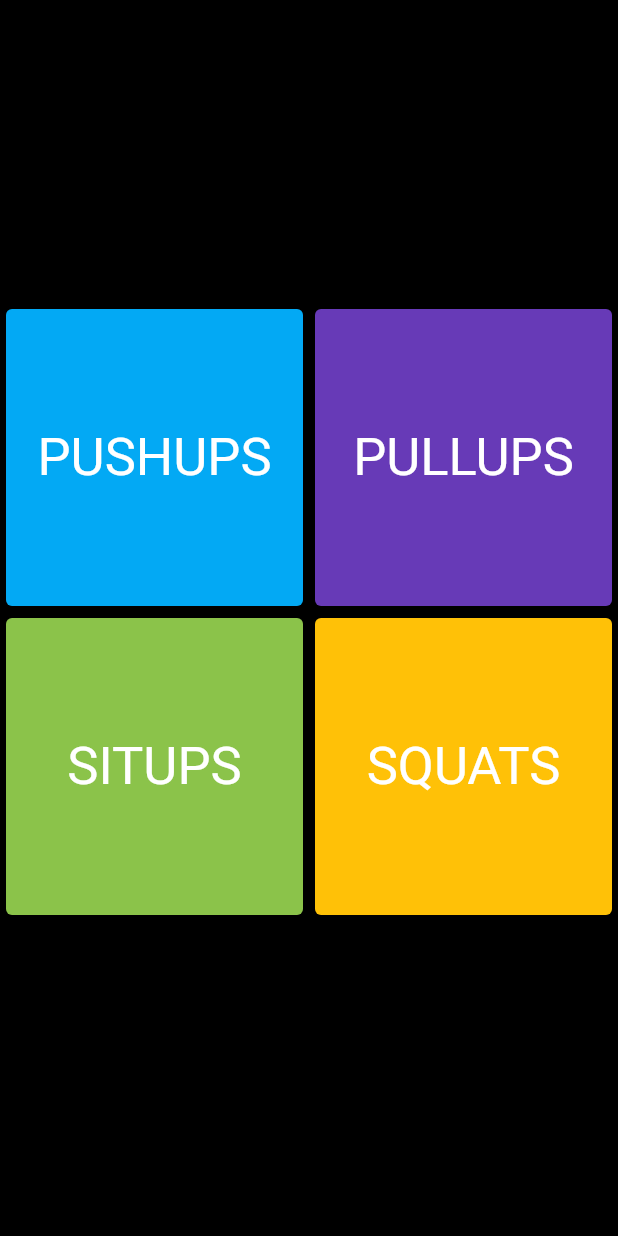
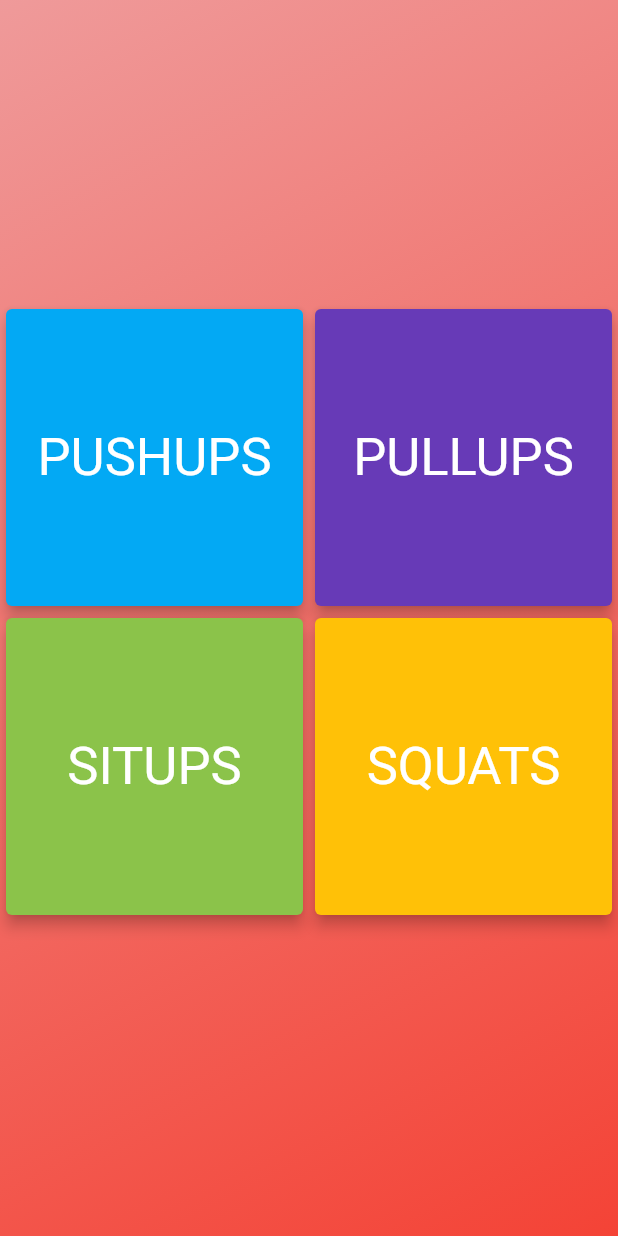
Before and after one commit to fourman-alex/Drillz, a Flutter app: the screen it shows after launch, on a phone screen of 412 x 824 dp. Run offline on Flutter 3.47's test engine with Material 2 defaults, Android fonts, the phone set to English and light mode, and no system bars; our stand-ins replace audioplayers, shared_preferences.

Commit message:
added notification sound added some gradient to the type selection screen

```diff
--- /dev/null
+++ b/lib/audio.dart
@@ -0,0 +1,3 @@
+import 'package:audioplayers/audio_cache.dart';
+
+AudioCache player = AudioCache();
--- a/lib/main.dart
+++ b/lib/main.dart
@@ -1,10 +1,12 @@
+import 'package:audioplayers/audioplayers.dart';
 import 'package:flutter/material.dart';
-import 'package:pogo/consts.dart';
+import 'package:pogo/audio.dart';
+import 'package:pogo/model.dart';
 import 'package:pogo/repository.dart';
-import 'package:pogo/model.dart';
 import 'package:pogo/workout_selection_screen.dart';
 import 'package:provider/provider.dart';
 //todo add keys to widget constructors
+
 
 void main() {
   runApp(MyApp());
@@ -22,7 +24,9 @@ class _MyAppState extends State<MyApp> {
   void initState() {
     //we need to load all workout data
     Repository.modelAsync.then((model) => _modelValueNotifier.value = model);
-
+    //load notification sound
+    player.fixedPlayer = AudioPlayer(mode: PlayerMode.LOW_LATENCY);
+    player.load("soft-bells.mp3").then((file) => debugPrint("$file loaded"));
     super.initState();
   }
 
--- a/lib/workout_screen.dart
+++ b/lib/workout_screen.dart
@@ -1,4 +1,5 @@
 import 'package:flutter/material.dart';
+import 'package:pogo/audio.dart';
 import 'package:pogo/model.dart';
 import 'package:pogo/progress_button.dart';
 import 'package:pogo/repository.dart';
@@ -111,6 +112,7 @@ class _WorkoutScreenState extends State<WorkoutScreen>
   }
 
   void _handleCurrentStepChanged() {
+    player.play("soft-bells.mp3");
     var currentStep = widget.level.steps[_currentStepIndexNotifier.value];
     if (currentStep is FinishStep) {
       Repository.setWorkoutDate(
--- a/lib/workout_selection_screen.dart
+++ b/lib/workout_selection_screen.dart
@@ -1,3 +1,5 @@
+import 'dart:ui';
+
 import 'package:flutter/material.dart';
 import 'package:pogo/level_selection_screen.dart';
 import 'package:pogo/model.dart';
@@ -11,9 +13,21 @@ class WorkoutSelectionScreen extends StatefulWidget {
 class _WorkoutSelectionScreenState extends State<WorkoutSelectionScreen> {
   @override
   Widget build(BuildContext context) {
-    return Material(
-      color: Colors.black,
-      child: Consumer<ValueNotifier<Model>>(
+    return Stack(
+      children: <Widget>[
+        Container(
+          decoration: BoxDecoration(
+            gradient: LinearGradient(
+              begin: Alignment.topLeft,
+              end: Alignment.bottomRight,
+              colors: [
+                Colors.red[200],
+                Colors.red,
+              ],
+            ),
+          ),
+        ),
+        Consumer<ValueNotifier<Model>>(
           builder: (_, modelNotifier, __) {
             var model = modelNotifier.value;
             //create indicator
@@ -27,6 +41,7 @@ class _WorkoutSelectionScreenState extends State<WorkoutSelectionScreen> {
               mainAxisAlignment: MainAxisAlignment.center,
               children: <Widget>[
                 GridView.count(
+                  padding: EdgeInsets.symmetric(vertical: 4.0),
                   shrinkWrap: true,
                   physics: NeverScrollableScrollPhysics(),
                   crossAxisCount: 2,
@@ -64,6 +79,7 @@ class _WorkoutSelectionScreenState extends State<WorkoutSelectionScreen> {
             );
           },
         ),
+      ],
     );
   }
 }
@@ -84,6 +100,7 @@ class _WorkoutButton extends StatelessWidget {
   Widget build(BuildContext context) {
     return Card(
       color: color,
+      elevation: 4.0,
       child: Builder(
         builder: (context) {
           var child = Center(
--- a/pubspec.yaml
+++ b/pubspec.yaml
@@ -22,7 +22,9 @@ dependencies:
 
   provider: ^3.0.0+1
   shared_preferences: ^0.5.3+3
+  #internatialization
   intl: ^0.15.8
+  audioplayers: ^0.13.1
 
 dev_dependencies:
   mockito: ^4.1.0
@@ -40,6 +42,10 @@ flutter:
   # included with your application, so that you can use the icons in
   # the material Icons class.
   uses-material-design: true
+
+  assets:
+    - assets/back.jpeg
+    - assets/soft-bells.mp3
 
   # To add assets to your application, add an assets section, like this:
   # assets:
```
Also changed, not shown: assets/back.jpeg (added), pubspec.lock, 1 other file. Lines whose indentation alone changed are shown as unchanged.
